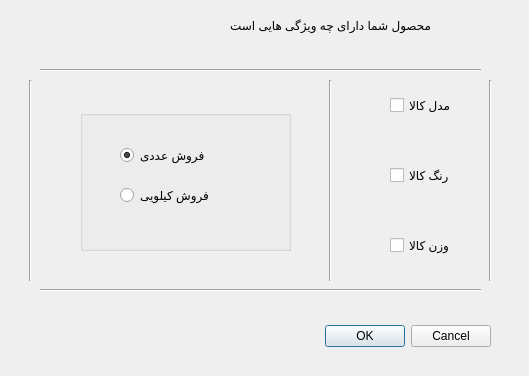
The window that Project_Ap/dialog_options.ui (AP-projects-4001/metagoofill) describes before a commit, drawn with Qt 5.
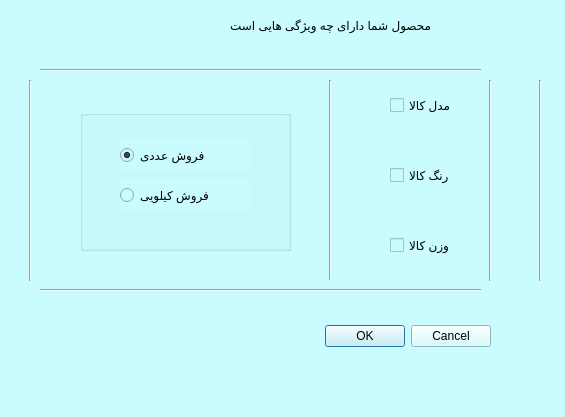
The same window after the commit.

Commit message: change back-ground color dialog_options.ui

Patch:
```diff
--- a/Project_Ap/dialog_options.ui
+++ b/Project_Ap/dialog_options.ui
@@ -6,13 +6,16 @@
    <rect>
     <x>0</x>
     <y>0</y>
-    <width>529</width>
-    <height>376</height>
+    <width>565</width>
+    <height>417</height>
    </rect>
   </property>
   <property name="windowTitle">
    <string>Dialog</string>
   </property>
+  <property name="styleSheet">
+   <string notr="true">background-color: rgb(202, 251, 255);</string>
+  </property>
   <widget class="QDialogButtonBox" name="buttonBox">
    <property name="geometry">
     <rect>
```
